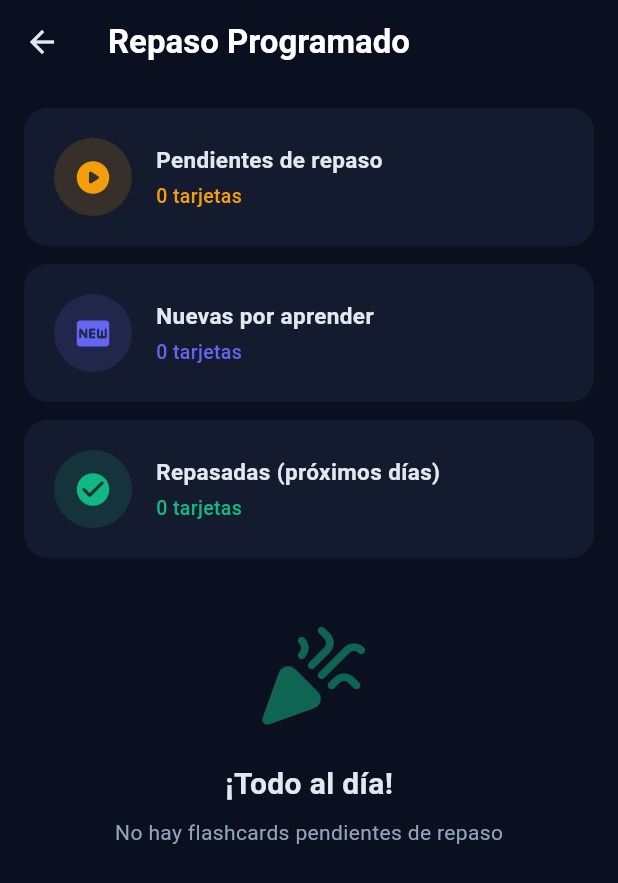
After one commit to leloms472-source/Leloms_app, a Flutter app: the ReviewQueuePage screen opened directly, on a phone screen of 412 x 824 dp. The commit adds this screen. Shown: the top 883 px of the screen. Run offline on Flutter 3.47's test engine with Material 3 defaults, Android fonts, the phone set to English and light mode, and no system bars; our stand-ins replace cloud_firestore, firebase_auth, firebase_core, firebase_messaging, fl_chart, flutter_local_notifications and 1 more; accounts and stored records are empty.

Commit message:
feat: implement SM-2 spaced repetition for flashcards with review queue and quality rating

```diff
--- /dev/null
+++ b/lib/features/flashcard/review_queue_page.dart
@@ -0,0 +1,144 @@
+import 'package:flutter/material.dart';
+import '../../core/theme/app_colors.dart';
+import '../../services/firestore_service.dart';
+import 'flashcard_page.dart';
+
+class ReviewQueuePage extends StatelessWidget {
+  const ReviewQueuePage({super.key});
+
+  @override
+  Widget build(BuildContext context) {
+    final firestore = FirestoreService();
+
+    return Scaffold(
+      backgroundColor: AppColors.dark,
+      appBar: AppBar(
+        title: const Text('Repaso Programado'),
+        backgroundColor: Colors.transparent,
+        elevation: 0,
+      ),
+      body: StreamBuilder(
+        stream: firestore.getFlashcards(),
+        builder: (context, snapshot) {
+          if (snapshot.connectionState == ConnectionState.waiting) {
+            return const Center(
+              child: CircularProgressIndicator(color: AppColors.primary),
+            );
+          }
+
+          final allCards = snapshot.data ?? [];
+          final dueCards = allCards.where((c) => c.isDueForReview).toList();
+          final newCards = allCards.where((c) => !c.isLearned).toList();
+          final reviewLater = allCards.where((c) => c.isLearned && !c.isDueForReview).toList();
+
+          return ListView(
+            padding: const EdgeInsets.all(16),
+            children: [
+              _buildSectionCard(
+                icon: Icons.play_circle_rounded,
+                title: 'Pendientes de repaso',
+                count: dueCards.length,
+                color: AppColors.pharmacologyOrange,
+                onTap: dueCards.isNotEmpty
+                    ? () => Navigator.push(context, MaterialPageRoute(
+                        builder: (_) => FlashcardPage(flashcards: dueCards, title: 'Repaso Pendiente')))
+                    : null,
+              ),
+              const SizedBox(height: 12),
+              _buildSectionCard(
+                icon: Icons.fiber_new_rounded,
+                title: 'Nuevas por aprender',
+                count: newCards.length,
+                color: AppColors.primary,
+                onTap: newCards.isNotEmpty
+                    ? () => Navigator.push(context, MaterialPageRoute(
+                        builder: (_) => FlashcardPage(flashcards: newCards, title: 'Nuevas Flashcards')))
+                    : null,
+              ),
+              const SizedBox(height: 12),
+              _buildSectionCard(
+                icon: Icons.check_circle_rounded,
+                title: 'Repasadas (próximos días)',
+                count: reviewLater.length,
+                color: AppColors.success,
+                onTap: null,
+              ),
+              if (dueCards.isEmpty && newCards.isEmpty)
+                Padding(
+                  padding: const EdgeInsets.only(top: 40),
+                  child: Center(
+                    child: Column(
+                      children: [
+                        Icon(Icons.celebration_rounded, size: 80, color: AppColors.success.withValues(alpha: 0.5)),
+                        const SizedBox(height: 16),
+                        const Text('¡Todo al día!', style: TextStyle(color: AppColors.lightText, fontSize: 20, fontWeight: FontWeight.bold)),
+                        const SizedBox(height: 8),
+                        const Text('No hay flashcards pendientes de repaso', style: TextStyle(color: AppColors.secondaryText)),
+                      ],
+                    ),
+                  ),
+                ),
+            ],
+          );
+        },
+      ),
+    );
+  }
+
+  Widget _buildSectionCard({
+    required IconData icon,
+    required String title,
+    required int count,
+    required Color color,
+    VoidCallback? onTap,
+  }) {
+    return Material(
+      color: AppColors.darkCard,
+      borderRadius: BorderRadius.circular(16),
+      child: InkWell(
+        borderRadius: BorderRadius.circular(16),
+        onTap: onTap,
+        child: Padding(
+          padding: const EdgeInsets.all(20),
+          child: Row(
+            children: [
+              Container(
+                width: 52,
+                height: 52,
+                decoration: BoxDecoration(
+                  shape: BoxShape.circle,
+                  color: color.withValues(alpha: 0.15),
+                ),
+                child: Icon(icon, color: color, size: 26),
+              ),
+              const SizedBox(width: 16),
+              Expanded(
+                child: Column(
+                  crossAxisAlignment: CrossAxisAlignment.start,
+                  children: [
+                    Text(title, style: const TextStyle(color: AppColors.lightText, fontSize: 15, fontWeight: FontWeight.w600)),
+                    const SizedBox(height: 4),
+                    Text(
+                      '$count tarjetas',
+                      style: TextStyle(color: color, fontSize: 13, fontWeight: FontWeight.w500),
+                    ),
+                  ],
+                ),
+              ),
+              if (onTap != null)
+                Container(
+                  width: 36,
+                  height: 36,
+                  decoration: BoxDecoration(
+                    shape: BoxShape.circle,
+                    color: color.withValues(alpha: 0.2),
+                  ),
+                  child: Icon(Icons.arrow_forward_rounded, color: color, size: 20),
+                ),
+            ],
+          ),
+        ),
+      ),
+    );
+  }
+}
```
Also changed, not shown: lib/features/flashcard/flashcard_list_page.dart (+7 -0 lines), lib/features/flashcard/flashcard_page.dart (+61 -122 lines), lib/models/flashcard.dart (+64 -0 lines).
